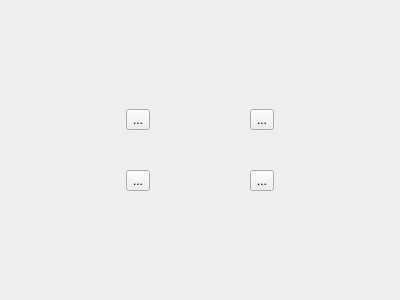
Above: cdevlist.ui from song-kang/DNATHmi before the change. Below: the same form after it.
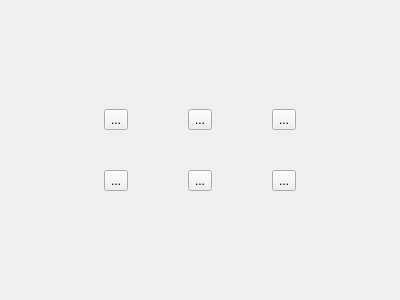
That is the form after the change.

Commit message: dev list and check

The edit to the form file:
```diff
--- a/cdevlist.ui
+++ b/cdevlist.ui
@@ -33,9 +33,9 @@
       <number>40</number>
      </property>
      <item>
-      <layout class="QHBoxLayout" name="horizontalLayout">
+      <layout class="QHBoxLayout" name="horizontalLayout_2">
        <property name="spacing">
-        <number>100</number>
+        <number>60</number>
        </property>
        <item>
         <widget class="QToolButton" name="toolBtnBrowse">
@@ -45,7 +45,14 @@
         </widget>
        </item>
        <item>
-        <widget class="QToolButton" name="toolBtnEdit">
+        <widget class="QToolButton" name="toolBtnImport">
+         <property name="text">
+          <string>...</string>
+         </property>
+        </widget>
+       </item>
+       <item>
+        <widget class="QToolButton" name="toolBtnExport">
          <property name="text">
           <string>...</string>
          </property>
@@ -54,19 +61,26 @@
       </layout>
      </item>
      <item>
-      <layout class="QHBoxLayout" name="horizontalLayout_2">
+      <layout class="QHBoxLayout" name="horizontalLayout">
        <property name="spacing">
-        <number>100</number>
+        <number>60</number>
        </property>
        <item>
-        <widget class="QToolButton" name="toolBtnImport">
+        <widget class="QToolButton" name="toolBtnState">
          <property name="text">
           <string>...</string>
          </property>
         </widget>
        </item>
        <item>
-        <widget class="QToolButton" name="toolBtnExport">
+        <widget class="QToolButton" name="toolBtnCheckImport">
+         <property name="text">
+          <string>...</string>
+         </property>
+        </widget>
+       </item>
+       <item>
+        <widget class="QToolButton" name="toolBtnCheckExport">
          <property name="text">
           <string>...</string>
          </property>
```
The commit also changes 20 other files.
